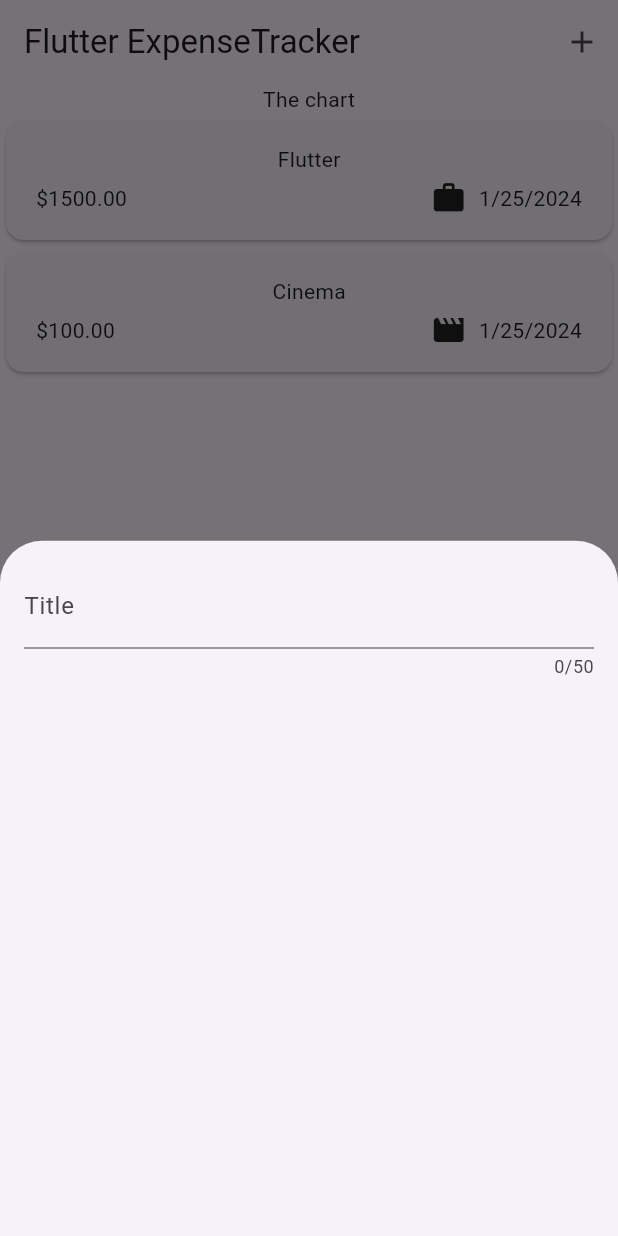
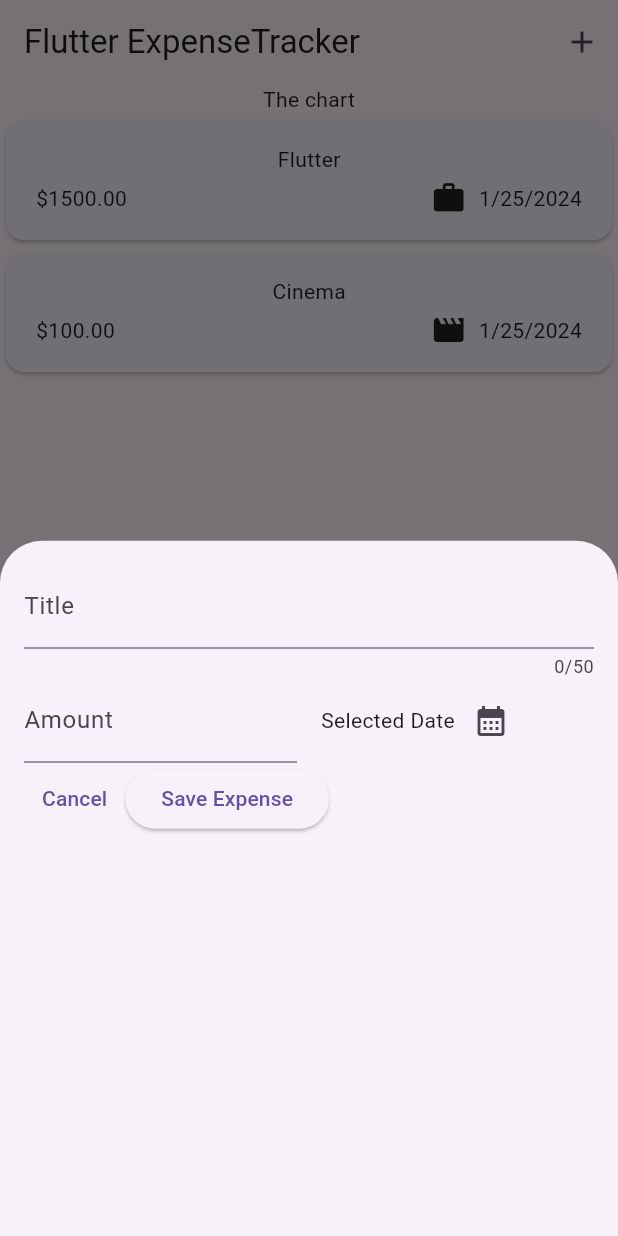
Before and after one commit to davidkalipe/Expend-Tracker, a Flutter app: the screen it shows after launch, after a tap on the "add" icon, on a phone screen of 412 x 824 dp. Run offline on Flutter 3.47's test engine with Material 3 defaults, Android fonts, the phone set to English and light mode, and no system bars; our stand-ins replace gap.

Commit message:
some update on newExpense modal

```diff
--- a/lib/widget/new_expense.dart
+++ b/lib/widget/new_expense.dart
@@ -8,19 +8,70 @@ class NewExpense extends StatefulWidget {
 }
 
 class _NewExpenseState extends State<NewExpense> {
+  final _titleController = TextEditingController();
+  final _amountController = TextEditingController();
+
+  @override
+  void dispose() {
+    _titleController.dispose();
+    _amountController.dispose();
+    super.dispose();
+  }
+
   @override
   Widget build(BuildContext context) {
-    return const Padding(
-      padding: EdgeInsets.all(16),
+    return Padding(
+      padding: const EdgeInsets.all(16),
       child: Column(
         children: [
           TextField(
+            controller: _titleController,
             maxLength: 50,
-            decoration: InputDecoration(
+            decoration: const InputDecoration(
               label: Text("Title"),
-
             ),
           ),
+          Row(
+            children: [
+              Expanded(
+                child: TextField(
+                  controller: _amountController,
+                  keyboardType: TextInputType.number,
+                  decoration: const InputDecoration(
+                    prefixText: "\$  ",
+                    label: Text("Amount"),
+                  ),
+                ),
+              ),
+              const SizedBox(width: 16,),
+              Expanded(
+                child: Row(
+                  children: [
+                  const Text('Selected Date'),
+                    IconButton(onPressed: (){},
+                        icon: const Icon(Icons.calendar_month),
+                    )
+                ],
+                ),
+              )
+            ],
+          ),
+          Row(
+            children: [
+              TextButton(
+                onPressed: () {
+                  Navigator.pop(context);
+                },
+                child: const Text("Cancel"),
+              ),
+              ElevatedButton(
+                  onPressed: () {
+                    print(_titleController.text);
+                    print(_amountController.text);
+                  },
+                  child: const Text("Save Expense"))
+            ],
+          )
         ],
       ),
     );
```
